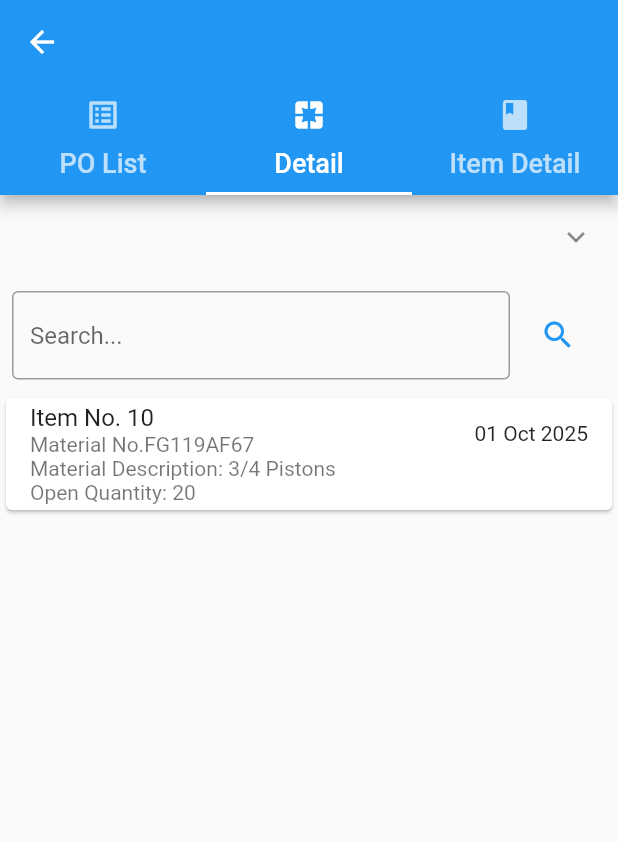
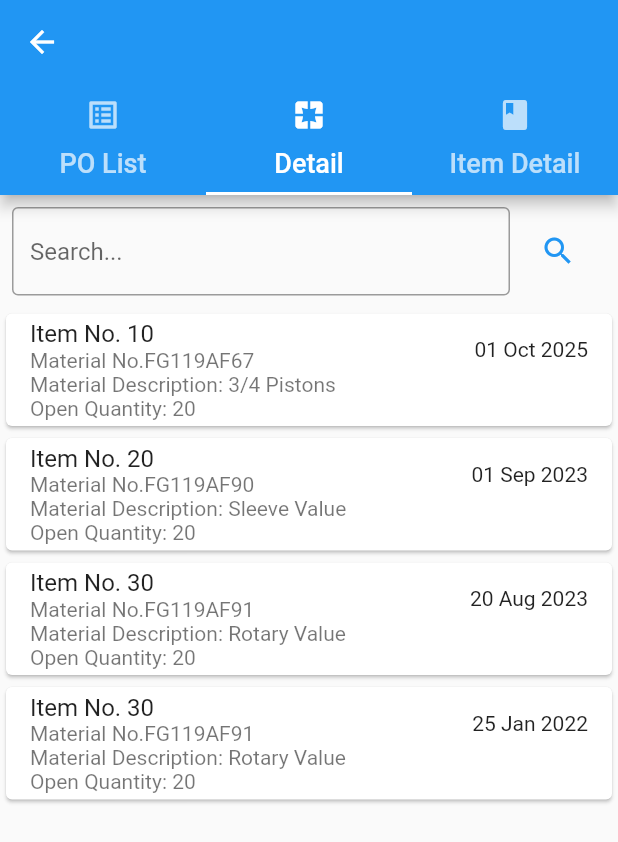
Before and after one commit to insidetech21/cRFID, a Flutter app: the DetailsPage screen opened directly, tab 2 chosen, on a phone screen of 412 x 824 dp. Shown: the top 842 px of the screen. Run offline on Flutter 3.47's test engine with Material 2 defaults, Android fonts, the light colour scheme and no system bars; our stand-ins replace logger; network calls fail.

Commit message:
Revert "Ui Updated and some Functionality Changes done."
This reverts commit faf7e39258dfd0cbf4102ee73eae6e6d2f9be1f0.

```diff
--- a/lib/confirmationPage.dart
+++ b/lib/confirmationPage.dart
@@ -1,10 +1,12 @@
-import 'package:crfid/details_Page1.dart';
 import 'package:crfid/services/Poset.dart';
 import 'package:flutter/material.dart';
 
-class ConfirmationPage {
-  showAlertDialog(BuildContext context, Poset e) {
-    String po_number = e.ebeln.toString();
+class ConfirmationPage
+{
+  showAlertDialog(BuildContext context,Poset e)
+   {
+
+    String po_number=e.ebeln.toString();
 
     TextEditingController deliveryNoteController = TextEditingController();
     TextEditingController billOfLoadingController = TextEditingController();
@@ -19,13 +21,13 @@ class ConfirmationPage {
         child: Column(
           crossAxisAlignment: CrossAxisAlignment.stretch,
           children: <Widget>[
-            Row(
+             Row(
               mainAxisAlignment: MainAxisAlignment.center,
               children: [
-                const Text("PO Number :"),
+                Text("PO Number :"),
                 Text(
                   po_number,
-                  style: const TextStyle(
+                  style: TextStyle(
                     fontWeight: FontWeight.bold,
                   ),
                 ),
@@ -104,30 +106,15 @@ class ConfirmationPage {
           child: const Text("Continue"),
           onPressed: () {
             // Access form data
-            String poNumber = po_number;
+            /* String poNumber = poNumberController.text;
             String deliveryNote = deliveryNoteController.text;
             String billOfLoading = billOfLoadingController.text;
             String giSlipNo = giSlipNoController.text;
             String headerText = headerTextController.text;
             String transporterName = transporterNameController.text;
-            String comments = commentsController.text;
+            String comments = commentsController.text;*/
 
             // Process the form data here
-
-            //Continue the dialog
-
-            Navigator.of(context).push(
-              MaterialPageRoute(
-                builder: (context) => FirstTab1(
-                    DeliveryNote: deliveryNote,
-                    BillOfLoading: billOfLoading,
-                    GR_GI_SLIP_NO: giSlipNo,
-                    Header_Text: headerText,
-                    Comments: comments,
-                    PO_NUMBER: poNumber,
-                    Transpotar_Name: transporterName),
-              ),
-            );
 
             // Close the dialog
             Navigator.of(context).pop();
--- a/lib/details_Page.dart
+++ b/lib/details_Page.dart
@@ -45,15 +45,7 @@ class DetailsPage extends StatelessWidget {
           children: [
             // First Tab
             FirstTab(),
-            FirstTab1(
-              DeliveryNote: '',
-              BillOfLoading: '',
-              GR_GI_SLIP_NO: '',
-              Header_Text: '',
-              Comments: '',
-              PO_NUMBER: '',
-              Transpotar_Name: '',
-            ),
+            FirstTab1(),
             ItemDetailsPage(),
           ],
         ),
@@ -166,13 +158,15 @@ class _FirstTabState extends State<FirstTab> {
                 }
                 logger.d('Selected date in format:  $selectedDateInFormat');
 
-                posets.sort(
-                    (a, b) => a.ebeln.toString().compareTo(b.ebeln.toString()));
+              posets.sort((a, b) => a.ebeln.toString().compareTo(b.ebeln.toString()));
+
+
 
                 return ListView.builder(
                   itemCount: posets.length,
                   itemBuilder: (context, index) {
                     final poset = posets[index];
+
 
                     return Card(
                       child: ListTile(
@@ -182,7 +176,7 @@ class _FirstTabState extends State<FirstTab> {
                             Text(convertDateFromMilliseconds(poset.aedat)),
                         onTap: () {
                           ConfirmationPage cp = ConfirmationPage();
-                          cp.showAlertDialog(context, posets[index]);
+                          cp.showAlertDialog(context,posets[index]);
                         },
                       ),
                     );
--- a/lib/details_Page1.dart
+++ b/lib/details_Page1.dart
@@ -3,39 +3,13 @@ import 'package:flutter/material.dart';
 import 'confirmationPage.dart';
 
 class FirstTab1 extends StatelessWidget {
-  const FirstTab1({
-    super.key,
-    required this.DeliveryNote,
-    required this.BillOfLoading,
-    required this.GR_GI_SLIP_NO,
-    required this.Comments,
-    required this.PO_NUMBER,
-    required this.Header_Text,
-    required this.Transpotar_Name,
-  });
-
-  final String PO_NUMBER,
-      DeliveryNote,
-      BillOfLoading,
-      GR_GI_SLIP_NO,
-      Header_Text,
-      Transpotar_Name,
-      Comments;
+  const FirstTab1({super.key});
 
   @override
   Widget build(BuildContext context) {
     return Scaffold(
       body: Column(
         children: [
-          CollapsibleList(
-            PO_NUMBER: PO_NUMBER,
-            DeliveryNote: DeliveryNote,
-            BillOfLoading: BillOfLoading,
-            GR_GI_SLIP_NO: GR_GI_SLIP_NO,
-            Header_Text: Header_Text,
-            Transpotar_Name: Transpotar_Name,
-            Comments: Comments,
-          ),
           Padding(
             padding: const EdgeInsets.all(8.0),
             child: Row(
@@ -63,6 +37,7 @@ class FirstTab1 extends StatelessWidget {
               children: <Widget>[
                 Card(
                   child: ListTile(
+                    //leading: Image.asset('assets/goods_receipt.png'), // Replace with your image asset path
                     title: const Text("Item No. 10"),
                     subtitle: const Column(
                       crossAxisAlignment: CrossAxisAlignment.start,
@@ -79,6 +54,64 @@ class FirstTab1 extends StatelessWidget {
                     },
                   ),
                 ),
+                Card(
+                  child: ListTile(
+                    //leading: Image.asset('assets/goods_receipt.png'), // Replace with your image asset path
+                    title: const Text("Item No. 20"),
+                    subtitle: const Column(
+                      crossAxisAlignment: CrossAxisAlignment.start,
+                      children: <Widget>[
+                        Text("Material No.FG119AF90"),
+                        Text("Material Description: Sleeve Value"),
+                        Text("Open Quantity: 20"),
+                      ],
+                    ),
+                    trailing: const Text("01 Sep 2023"),
+                    onTap: () {
+                      ConfirmationPage cp = ConfirmationPage();
+                      // cp.showAlertDialog(context);
+                    },
+                  ),
+                ),
+                Card(
+                  child: ListTile(
+                    //leading: Image.asset('assets/goods_receipt.png'), // Replace with your image asset path
+                    title: const Text("Item No. 30"),
+                    subtitle: const Column(
+                      crossAxisAlignment: CrossAxisAlignment.start,
+                      children: <Widget>[
+                        Text("Material No.FG119AF91"),
+                        Text("Material Description: Rotary Value"),
+                        Text("Open Quantity: 20"),
+                      ],
+                    ),
+                    trailing: const Text("20 Aug 2023"),
+
+                    onTap: () {
+                      ConfirmationPage cp = ConfirmationPage();
+                      // cp.showAlertDialog(context);
+                    },
+                  ),
+                ),
+                Card(
+                  child: ListTile(
+                    //leading: Image.asset('assets/goods_receipt.png'), // Replace with your image asset path
+                    title: const Text("Item No. 30"),
+                    subtitle: const Column(
+                      crossAxisAlignment: CrossAxisAlignment.start,
+                      children: <Widget>[
+                        Text("Material No.FG119AF91"),
+                        Text("Material Description: Rotary Value"),
+                        Text("Open Quantity: 20"),
+                      ],
+                    ),
+                    trailing: const Text("25 Jan 2022"),
+                    onTap: () {
+                      ConfirmationPage cp = ConfirmationPage();
+                      // cp.showAlertDialog(context);
+                    },
+                  ),
+                ),
                 // Add more list items as needed
               ],
             ),
@@ -88,63 +121,3 @@ class FirstTab1 extends StatelessWidget {
     );
   }
 }
-
-class CollapsibleList extends StatefulWidget {
-  const CollapsibleList({
-    Key? key,
-    required this.PO_NUMBER,
-    required this.DeliveryNote,
-    required this.BillOfLoading,
-    required this.GR_GI_SLIP_NO,
-    required this.Comments,
-    required this.Header_Text,
-    required this.Transpotar_Name,
-  }) : super(key: key);
-
-  final String PO_NUMBER,
-      DeliveryNote,
-      BillOfLoading,
-      GR_GI_SLIP_NO,
-      Header_Text,
-      Transpotar_Name,
-      Comments;
-
-  @override
-  _CollapsibleListState createState() => _CollapsibleListState();
-}
-
-class _CollapsibleListState extends State<CollapsibleList> {
-  bool isExpanded =
-  false; // To control whether the list is expanded or collapsed
-
-  @override
-  Widget build(BuildContext context) {
-    return Column(
-      children: [
-        ListTile(
-          title: Text(widget.PO_NUMBER),
-          trailing: Icon(
-            isExpanded ? Icons.expand_less : Icons.expand_more,
-          ),
-          onTap: () {
-            setState(() {
-              isExpanded = !isExpanded; // Toggle the expansion state
-            });
-          },
-        ),
-        if (isExpanded)
-        // The list items to display when expanded
-          Column(
-            children: [
-              ListTile(title: Text(widget.Header_Text)),
-              ListTile(title: Text(widget.DeliveryNote)),
-              ListTile(title: Text(widget.BillOfLoading)),
-              ListTile(title: Text(widget.GR_GI_SLIP_NO)),
-              ListTile(title: Text(widget.Transpotar_Name)),
-              ListTile(title: Text(widget.Comments)),
-            ],
-          ),
-      ],
-    );
-  }
-}
```
Also changed, not shown: lib/inbound_Page.dart (line endings or trailing spaces).
